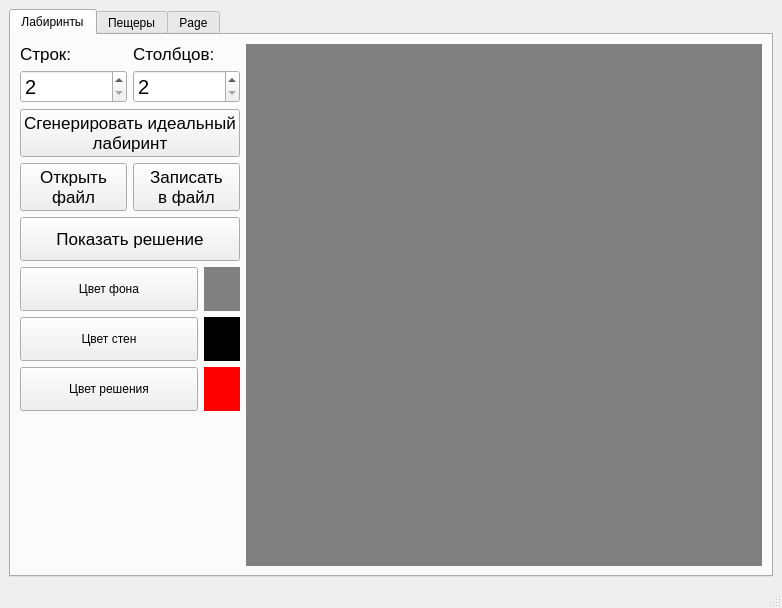
Above: src/maze/mainwindow.ui from pi-svetlana/Maze before the change. Below: the same form after it.
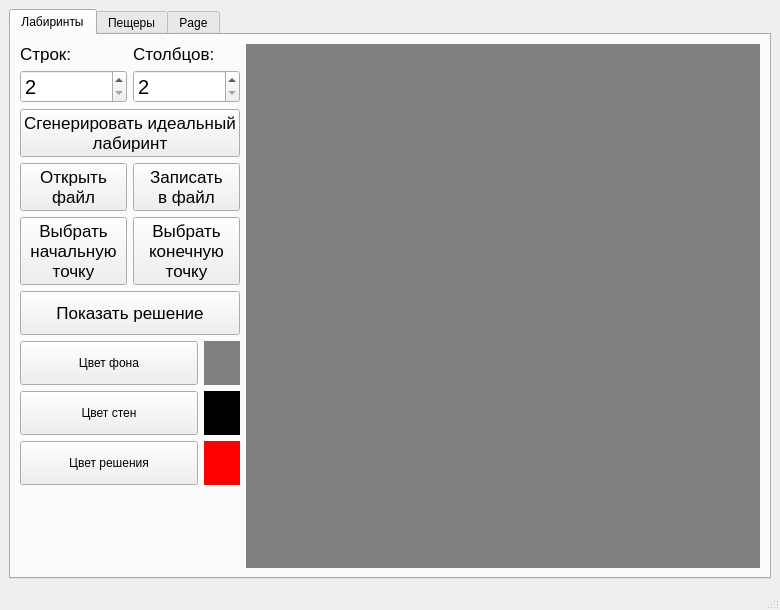
That is the form after the change. Custom widgets are drawn as their Qt base class.

Diff of the .ui file:
```diff
--- a/src/maze/mainwindow.ui
+++ b/src/maze/mainwindow.ui
@@ -6,8 +6,8 @@
    <rect>
     <x>0</x>
     <y>0</y>
-    <width>782</width>
-    <height>608</height>
+    <width>780</width>
+    <height>610</height>
    </rect>
   </property>
   <property name="minimumSize">
@@ -36,9 +36,11 @@
        <attribute name="title">
         <string>Лабиринты</string>
        </attribute>
-       <layout class="QHBoxLayout" name="horizontalLayout_4">
+       <layout class="QHBoxLayout" name="horizontalLayout_6">
         <item>
-         <layout class="QHBoxLayout" name="horizontalLayout_3" stretch="1,4">
+         <layout class="QHBoxLayout" name="horizontalLayout_4" stretch="1,4">
+          <item>
+           <layout class="QVBoxLayout" name="verticalLayout_6">
           <item>
            <layout class="QVBoxLayout" name="verticalLayout">
             <item>
@@ -180,6 +182,54 @@
               </item>
              </layout>
             </item>
+             </layout>
+            </item>
+            <item>
+             <layout class="QVBoxLayout" name="verticalLayout_5">
+              <item>
+               <layout class="QHBoxLayout" name="horizontalLayout_3">
+                <item>
+                 <widget class="QPushButton" name="choose_start">
+                  <property name="minimumSize">
+                   <size>
+                    <width>0</width>
+                    <height>60</height>
+                   </size>
+                  </property>
+                  <property name="font">
+                   <font>
+                    <pointsize>13</pointsize>
+                   </font>
+                  </property>
+                  <property name="text">
+                   <string>Выбрать
+начальную
+точку</string>
+                  </property>
+                 </widget>
+                </item>
+                <item>
+                 <widget class="QPushButton" name="choose_finish">
+                  <property name="minimumSize">
+                   <size>
+                    <width>0</width>
+                    <height>60</height>
+                   </size>
+                  </property>
+                  <property name="font">
+                   <font>
+                    <pointsize>13</pointsize>
+                   </font>
+                  </property>
+                  <property name="text">
+                   <string>Выбрать
+конечную
+точку</string>
+                  </property>
+                 </widget>
+                </item>
+               </layout>
+              </item>
             <item>
              <widget class="QPushButton" name="solve_btn">
               <property name="minimumSize">
@@ -198,6 +248,8 @@
               </property>
              </widget>
             </item>
+             </layout>
+            </item>
             <item>
              <layout class="QGridLayout" name="gridLayout" columnstretch="5,1">
               <item row="0" column="0">
@@ -270,8 +322,8 @@
               </property>
               <property name="sizeHint" stdset="0">
                <size>
-                <width>128</width>
-                <height>72</height>
+                <width>20</width>
+                <height>40</height>
                </size>
               </property>
              </spacer>
```
Left out of the diff: 68 changed lines with no effect on the pictures. Lines whose indentation alone changed are shown as unchanged.
